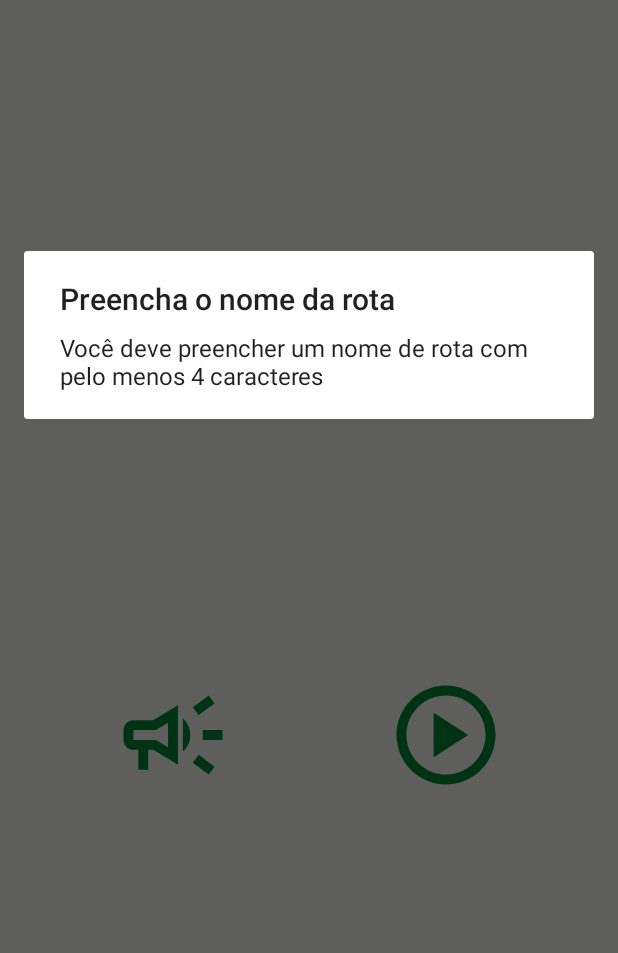
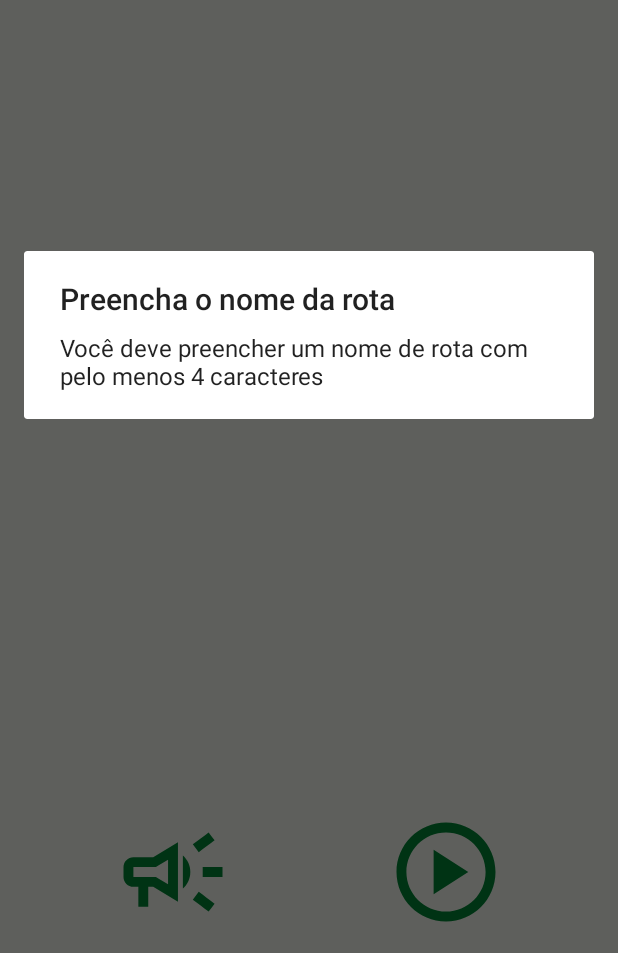
Before and after one commit to gregordrebes/geolocation, an Android app: the RouteActivity screen opened directly, with no data from a screen before it, after a tap on an icon or button, on a phone screen of 412 x 824 dp, the part 283-1236 px from its top. Run offline under Robolectric (Android 15) with nearby library versions, the phone set to English and light mode, and no system bars; our stand-ins replace Volley; network calls fail.

Commit message:
ajustes gerais

```diff
--- a/app/src/main/res/layout/activity_route.xml
+++ b/app/src/main/res/layout/activity_route.xml
@@ -57,12 +57,13 @@
         android:id="@+id/map"
         android:name="com.google.android.gms.maps.SupportMapFragment"
         android:layout_width="411dp"
-            android:layout_height="471dp"
+        android:layout_height="0dp"
         tools:ignore="MissingConstraints"
         android:layout_marginTop="25dp"
         app:layout_constraintTop_toBottomOf="@+id/textInputLayout"
         app:layout_constraintStart_toStartOf="parent"
-            app:layout_constraintEnd_toEndOf="parent"/>
+        app:layout_constraintEnd_toEndOf="parent"
+        app:layout_constraintBottom_toTopOf="@+id/btStartStop"/>
     <ImageButton android:id="@+id/btStartStop"
         android:layout_width="70dp"
         android:layout_height="77dp"
@@ -71,7 +72,9 @@
         android:backgroundTint="@color/app_background"
         tools:ignore="MissingConstraints"
         android:layout_marginEnd="80dp" app:layout_constraintEnd_toEndOf="parent"
-                 android:layout_marginTop="15dp" app:layout_constraintTop_toBottomOf="@+id/map"/>
+        app:layout_constraintTop_toBottomOf="@+id/map"
+        app:layout_constraintBottom_toBottomOf="parent" android:layout_marginBottom="15dp"
+        android:layout_marginTop="15dp"/>
     <ImageButton android:id="@+id/btAddAlert"
         android:layout_width="70dp"
         android:layout_height="77dp"
@@ -80,7 +83,8 @@
         android:backgroundTint="@color/app_background"
         tools:ignore="MissingConstraints"
         android:layout_marginTop="15dp" app:layout_constraintTop_toBottomOf="@+id/map"
-                 app:layout_constraintStart_toStartOf="parent" android:layout_marginStart="80dp"/>
+        app:layout_constraintStart_toStartOf="parent" android:layout_marginStart="80dp"
+        app:layout_constraintBottom_toBottomOf="parent" android:layout_marginBottom="15dp"/>
     <!--    <Button-->
 <!--            android:id="@+id/btShowMap"-->
 <!--            android:layout_width="wrap_content"-->
```
Also changed, not shown: app/src/main/java/com/geolocatepoop/AddAlertDialog.java (+7 -21 lines), app/src/main/java/com/geolocatepoop/RouteActivity.java (+60 -15 lines). Lines whose indentation alone changed are shown as unchanged.
